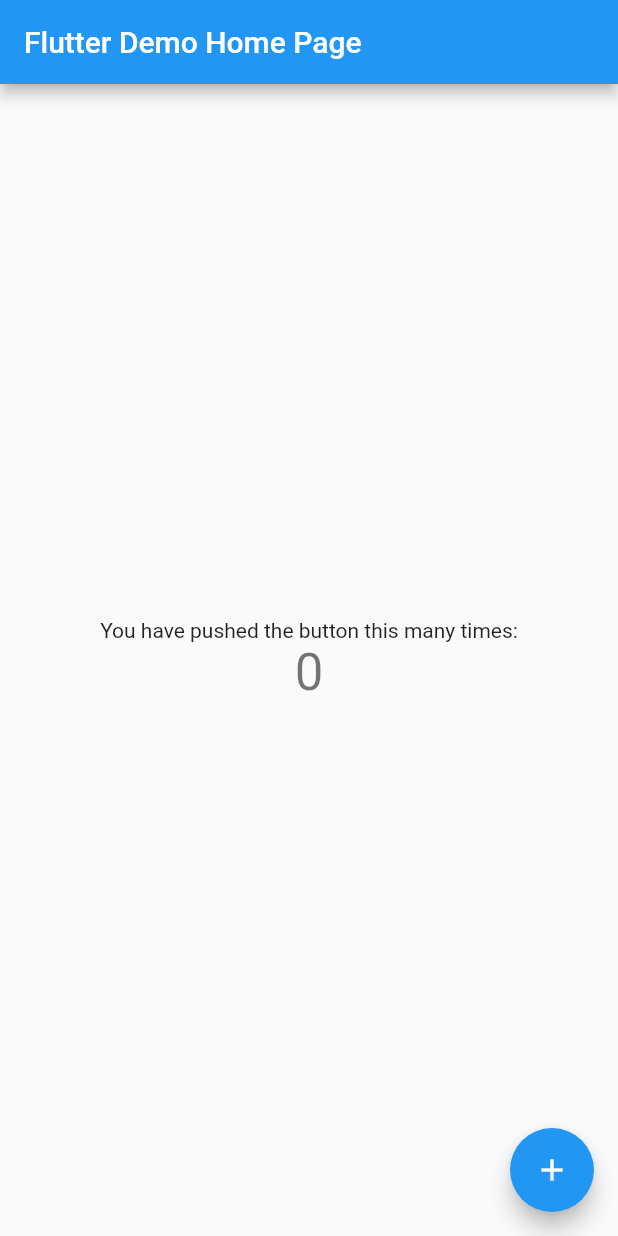
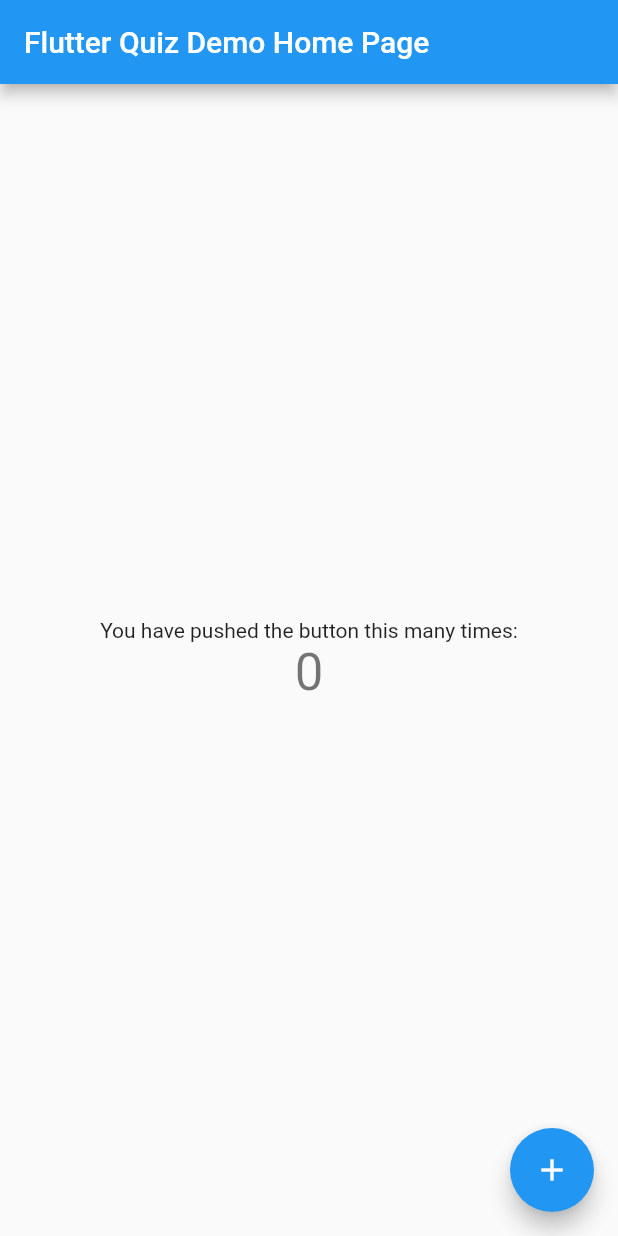
Before and after one commit to hnbk97/FlutterQuiz, a Flutter app: the screen it shows after launch, on a phone screen of 412 x 824 dp. Run offline on Flutter 3.47's test engine with Material 2 defaults, Android fonts, the phone set to English and light mode, and no system bars.

Commit message:
make title

```diff
--- a/lib/main.dart
+++ b/lib/main.dart
@@ -9,7 +9,7 @@ class MyApp extends StatelessWidget {
   @override
   Widget build(BuildContext context) {
     return MaterialApp(
-      title: 'Flutter Demo',
+      title: 'Flutter Quiz Demo',
       theme: ThemeData(
         // This is the theme of your application.
         //
@@ -26,7 +26,7 @@ class MyApp extends StatelessWidget {
         // closer together (more dense) than on mobile platforms.
         visualDensity: VisualDensity.adaptivePlatformDensity,
       ),
-      home: MyHomePage(title: 'Flutter Demo Home Page'),
+      home: MyHomePage(title: 'Flutter Quiz Demo Home Page'),
     );
   }
 }
```
Also changed, not shown: 1 other file.
